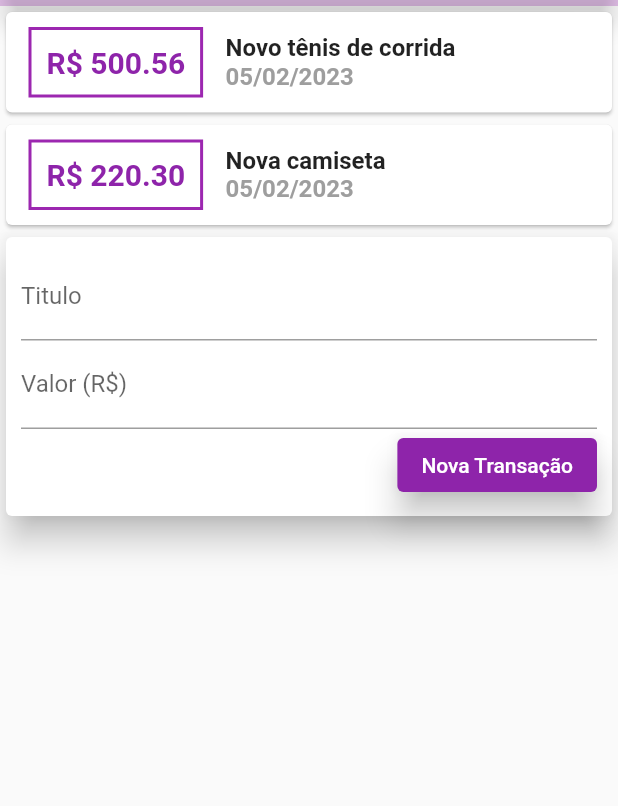
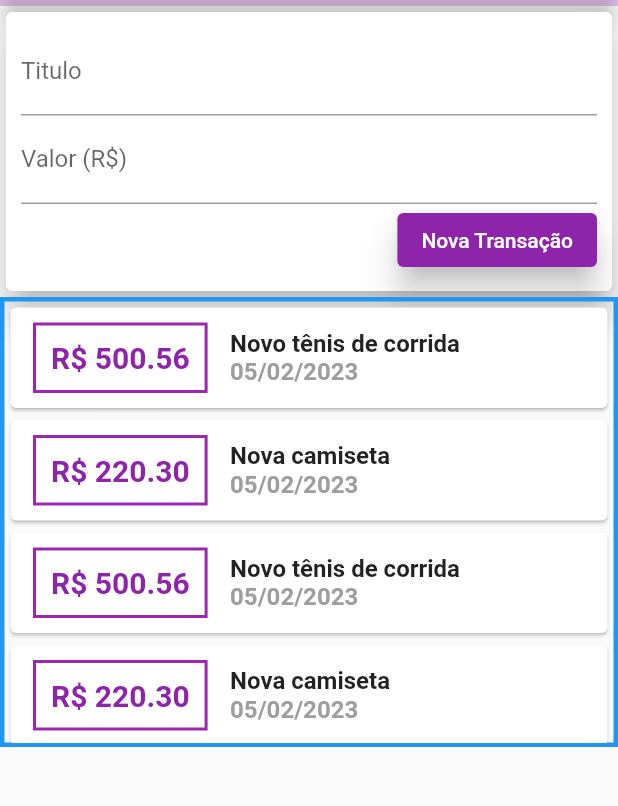
Before and after one commit to Thiago-CSantos/Flutter-appDespesas, a Flutter app: the screen it shows after launch, on a phone screen of 412 x 824 dp, the part 114-920 px from its top. Run offline on Flutter 3.47's test engine with Material 2 defaults, Android fonts, the phone set to English and light mode, and no system bars.

Commit message:
Lista de rolagem SingleChildScrollView

```diff
--- a/lib/components/transaction_list.dart
+++ b/lib/components/transaction_list.dart
@@ -9,7 +9,12 @@ class TransActionList extends StatelessWidget {
 
   @override
   Widget build(BuildContext context) {
-    return Column(
+    return Container(
+      height: 300,
+      decoration:
+          BoxDecoration(border: Border.all(color: Colors.blue, width: 3)),
+      child: SingleChildScrollView(
+        child: Column(
           children: <Widget>[
             ...transaction.map((transacao) {
               return Card(
@@ -56,6 +61,8 @@ class TransActionList extends StatelessWidget {
               );
             }).toList(),
           ],
+        ),
+      ),
     );
   }
 }
--- a/lib/components/transaction_users.dart
+++ b/lib/components/transaction_users.dart
@@ -15,6 +15,39 @@ class TransActionUsers extends StatefulWidget {
 
 class _TransActionUsersState extends State<TransActionUsers> {
   final _transaction = [
+    Transaction(
+        id: 'T1',
+        title: 'Novo tênis de corrida',
+        value: 500.56,
+        date: DateTime.now()),
+    Transaction(
+      id: 'T2',
+      title: 'Nova camiseta',
+      value: 220.30,
+      date: DateTime.now(),
+    ),
+    Transaction(
+        id: 'T1',
+        title: 'Novo tênis de corrida',
+        value: 500.56,
+        date: DateTime.now()),
+    Transaction(
+      id: 'T2',
+      title: 'Nova camiseta',
+      value: 220.30,
+      date: DateTime.now(),
+    ),
+    Transaction(
+        id: 'T1',
+        title: 'Novo tênis de corrida',
+        value: 500.56,
+        date: DateTime.now()),
+    Transaction(
+      id: 'T2',
+      title: 'Nova camiseta',
+      value: 220.30,
+      date: DateTime.now(),
+    ),
     Transaction(
         id: 'T1',
         title: 'Novo tênis de corrida',
@@ -45,8 +78,8 @@ class _TransActionUsersState extends State<TransActionUsers> {
   Widget build(BuildContext context) {
     return Column(
       children: [
+        TransActionForm(addTrasacao),
         TransActionList(_transaction),
-        TransActionForm(addTrasacao),
       ],
     );
   }
--- a/lib/main.dart
+++ b/lib/main.dart
@@ -32,7 +32,8 @@ class MyHomePage extends StatelessWidget {
         ),
         centerTitle: true,
       ),
-      body: Column(
+      body: SingleChildScrollView(
+        child: Column(
           crossAxisAlignment: CrossAxisAlignment.stretch,
           children: <Widget>[
             Container(
@@ -46,6 +47,7 @@ class MyHomePage extends StatelessWidget {
             const TransActionUsers(),
           ],
         ),
+      ),
     );
   }
 }
```
Lines whose indentation alone changed are shown as unchanged.
